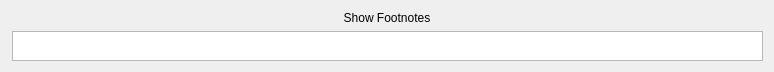
Before: the Qt Designer form src/libtomahawk/context/ContextWidget.ui in tomahawk-player/tomahawk, drawn with Qt 5.
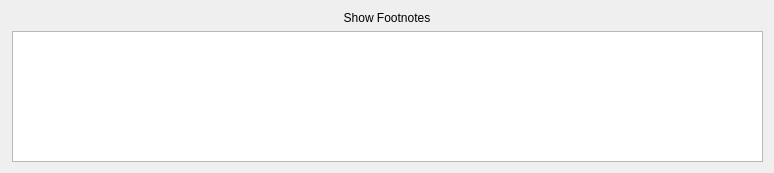
After: the same form once the commit is applied. Custom widgets are drawn as their Qt base class.

Commit message: fixed font sizes in the context page

```diff
--- a/src/libtomahawk/context/ContextWidget.ui
+++ b/src/libtomahawk/context/ContextWidget.ui
@@ -7,7 +7,7 @@
     <x>0</x>
     <y>0</y>
     <width>774</width>
-    <height>72</height>
+    <height>173</height>
    </rect>
   </property>
   <property name="sizePolicy">
```
The commit also changes 2 other files.
